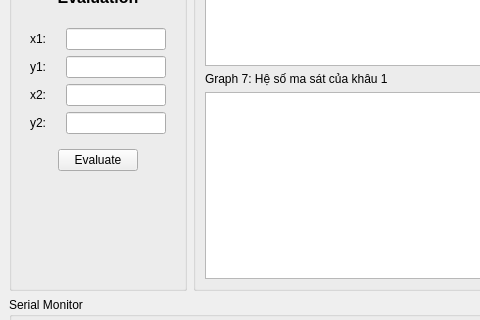
Before: the Qt Designer form gui.ui in duykienphan/DoAnRobot, drawn with Qt 5; both pictures show x 0 to 480 and y 437 to 757 of the 1221 by 959 pixel window.
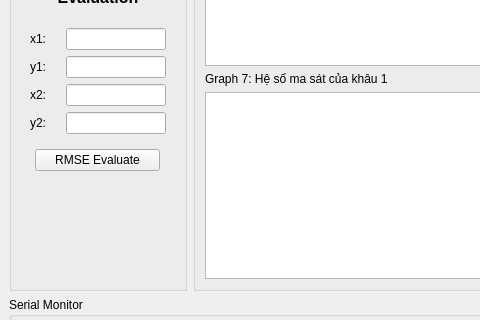
After: the same form once the commit is applied. Custom widgets are drawn as their Qt base class.

```diff
--- a/gui.ui
+++ b/gui.ui
@@ -1277,7 +1277,7 @@
                 </property>
                 <property name="sizeHint" stdset="0">
                  <size>
-                  <width>47</width>
+                  <width>31</width>
                   <height>20</height>
                  </size>
                 </property>
@@ -1285,8 +1285,14 @@
               </item>
               <item>
                <widget class="QPushButton" name="pushButton_10">
+                <property name="minimumSize">
+                 <size>
+                  <width>125</width>
+                  <height>0</height>
+                 </size>
+                </property>
                 <property name="text">
-                 <string>Evaluate</string>
+                 <string>RMSE Evaluate</string>
                 </property>
                </widget>
               </item>
@@ -1297,7 +1303,7 @@
                 </property>
                 <property name="sizeHint" stdset="0">
                  <size>
-                  <width>47</width>
+                  <width>31</width>
                   <height>20</height>
                  </size>
                 </property>
```
